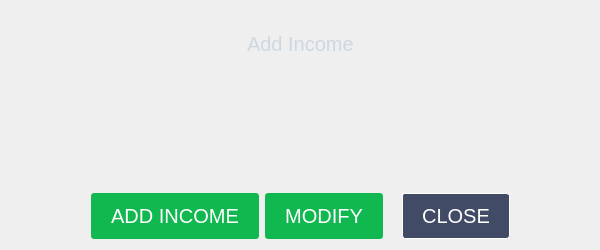
The window that src/inandex.ui (elvisxiaozhi/True-Wish) describes before a commit, drawn with Qt 5.
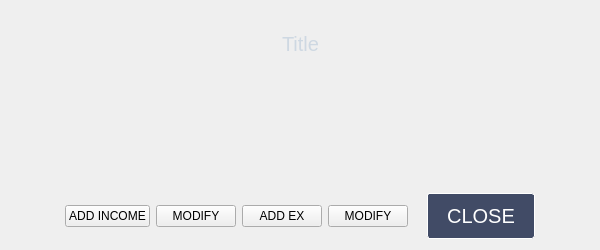
The same window after the commit.

Commit message: refactor bin label

```diff
--- a/src/inandex.ui
+++ b/src/inandex.ui
@@ -36,7 +36,7 @@
 font: 20px;</string>
        </property>
        <property name="text">
-        <string>Add Income</string>
+        <string>Title</string>
        </property>
       </widget>
      </item>
@@ -142,7 +142,7 @@
     </spacer>
    </item>
    <item>
-    <layout class="QHBoxLayout" name="horizontalLayout" stretch="0,0,0,0,0,0">
+    <layout class="QHBoxLayout" name="horizontalLayout" stretch="0,0,0,0,0,0,0,0">
      <item>
       <spacer name="horizontalSpacer">
        <property name="orientation">
@@ -159,17 +159,7 @@
      <item>
       <widget class="QPushButton" name="addButton">
        <property name="styleSheet">
-        <string notr="true">#addButton {
-background-color: #11B850; 
-border: 0px; 
-padding: 11px 20px; 
-font: 20px; 
-color: white; 
-border-radius: 3px; }
-
-#addButton:hover { background-color: #0A863D; }
-
-#addButton:pressed { background-color: #0A863D; }</string>
+        <string notr="true"/>
        </property>
        <property name="text">
         <string>ADD INCOME</string>
@@ -179,23 +169,27 @@
      <item>
       <widget class="QPushButton" name="modifyButton">
        <property name="styleSheet">
-        <string notr="true">#modifyButton {
-background-color: #11B850; 
-border: 0px; 
-padding: 11px 20px; 
-font: 20px; 
-color: white; 
-border-radius: 3px; }
-
-#modifyButton:hover { background-color: #0A863D; }
-
-#modifyButton:pressed { background-color: #0A863D; }</string>
+        <string notr="true"/>
        </property>
        <property name="text">
         <string>MODIFY</string>
        </property>
       </widget>
      </item>
+     <item>
+      <widget class="QPushButton" name="addEx">
+       <property name="text">
+        <string>ADD EX</string>
+       </property>
+      </widget>
+     </item>
+     <item>
+      <widget class="QPushButton" name="modifyEx">
+       <property name="text">
+        <string>MODIFY</string>
+       </property>
+      </widget>
+     </item>
      <item>
       <widget class="QLabel" name="label_2">
        <property name="text">
```
Left out of the diff: 4 changed lines with no effect on the pictures. The commit also changes 6 other files.
